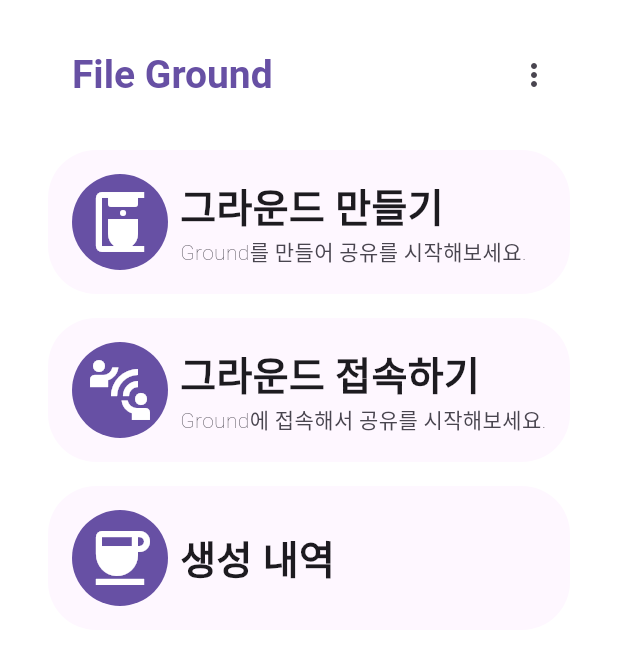
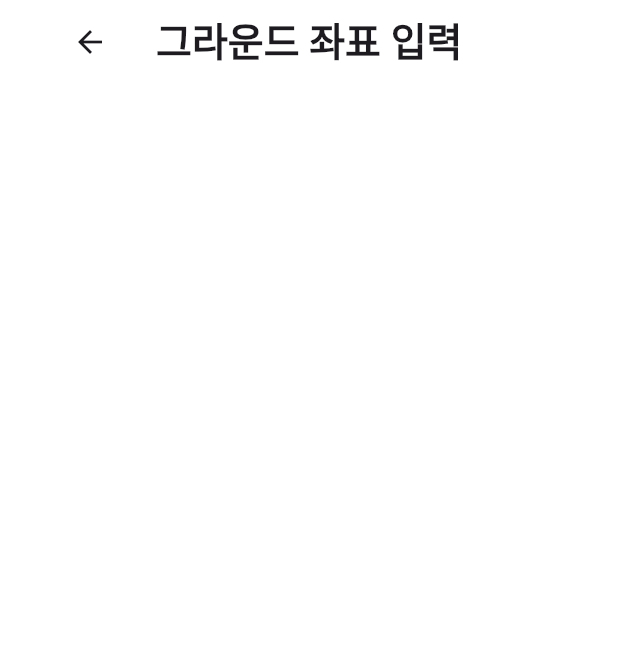
Before and after one commit to FileGround-CloudComputing/FileGround-Front, a Flutter app: the MainPage screen opened by its route, after a tap on "그라운드 접속하기", on a phone screen of 412 x 824 dp. Shown: the top 645 px of the screen. Run offline on Flutter 3.47's test engine with Material 2 defaults, Android fonts, the phone set to English and light mode, and no system bars; our stand-ins replace go_router.

Commit message:
feat(#1): 그라운드 접속 페이지 시안

```diff
--- /dev/null
+++ b/lib/presentation/atomic/paddings.dart
@@ -0,0 +1,5 @@
+import 'package:flutter/material.dart';
+
+EdgeInsets getPagePadding() {
+  return const EdgeInsets.fromLTRB(32, 0, 32, 0);
+}
--- /dev/null
+++ b/lib/presentation/pages/connectPage.dart
@@ -0,0 +1,26 @@
+import 'package:file_ground_front/presentation/atomic/texts.dart';
+import 'package:flutter/material.dart';
+
+import '../atomic/paddings.dart';
+
+class ConnectPage extends StatelessWidget {
+  const ConnectPage({Key? key}) : super(key: key);
+
+  @override
+  Widget build(BuildContext context) {
+    final color = Theme.of(context).colorScheme;
+    return Padding(
+      padding: getPagePadding(),
+      child: Scaffold(
+        backgroundColor: Colors.transparent,
+        appBar: AppBar(
+          backgroundColor: Colors.transparent,
+          title: TitleText(
+            '그라운드 좌표 입력',
+            color: color.onBackground,
+          ),
+        ),
+      ),
+    );
+  }
+}
--- a/lib/presentation/pages/mainPage.dart
+++ b/lib/presentation/pages/mainPage.dart
@@ -2,6 +2,9 @@ import 'package:file_ground_front/presentation/atomic/containers.dart';
 import 'package:file_ground_front/presentation/components/customAppBar.dart';
 import 'package:file_ground_front/presentation/components/iconTitleDesc.dart';
 import 'package:flutter/material.dart';
+import 'package:go_router/go_router.dart';
+
+import '../atomic/paddings.dart';
 
 class MainPage extends StatelessWidget {
   const MainPage({Key? key}) : super(key: key);
@@ -9,8 +12,8 @@ class MainPage extends StatelessWidget {
   @override
   Widget build(BuildContext context) {
     final size = MediaQuery.of(context).size;
-    return Container(
-      padding: const EdgeInsets.fromLTRB(32, 0, 32, 0),
+    return Padding(
+      padding: getPagePadding(),
       child: Scaffold(
         backgroundColor: Colors.transparent,
         appBar: CustomAppBar(
@@ -34,7 +37,9 @@ class MainPage extends StatelessWidget {
             ),
             RoundedSurfaceInk(
               width: double.infinity,
-              onTap: () {},
+              onTap: () {
+                context.push('/connect');
+              },
               child: const IconTitleDesc(
                 icon: Icons.connect_without_contact,
                 title: '그라운드 접속하기',
--- a/lib/presentation/router.dart
+++ b/lib/presentation/router.dart
@@ -1,5 +1,6 @@
+import 'package:file_ground_front/presentation/pages/connectPage.dart';
 import 'package:file_ground_front/presentation/pages/mainPage.dart';
-import 'package:flutter/cupertino.dart';
+import 'package:flutter/material.dart';
 import 'package:go_router/go_router.dart';
 
 // GoRouter configuration
@@ -8,7 +9,27 @@ final router = GoRouter(
   routes: [
     GoRoute(
       path: '/',
-      builder: (context, state) => MainPage(),
+      pageBuilder: (context, state) => CustomTransitionPage(
+        child: MainPage(),
+        transitionDuration: Duration(milliseconds: 100),
+        transitionsBuilder: (context, animation, secondaryAnimation, child) =>
+            FadeTransition(
+          opacity: animation,
+          child: child,
+        ),
+      ),
+    ),
+    GoRoute(
+      path: '/connect',
+      pageBuilder: (context, state) => CustomTransitionPage(
+        child: ConnectPage(),
+        transitionDuration: Duration(milliseconds: 100),
+        transitionsBuilder: (context, animation, secondaryAnimation, child) =>
+            FadeTransition(
+          opacity: animation,
+          child: child,
+        ),
+      ),
     ),
   ],
 );
```
